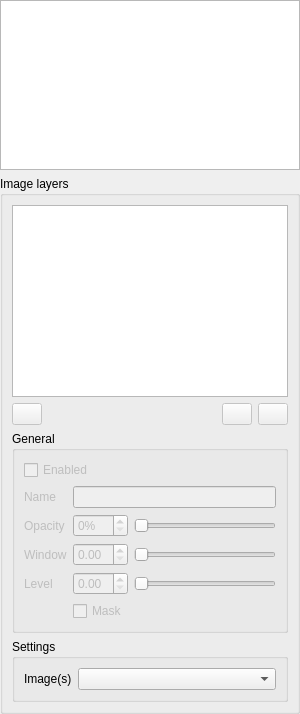
Old version of the form src/LayersWidget.ui in the repository ManiVaultStudio/ImageViewerPlugin.
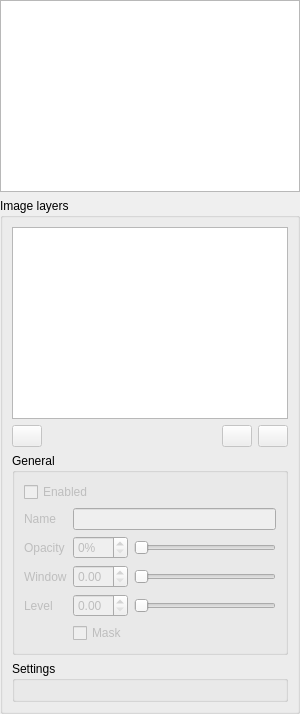
New version of the form. Custom widgets are drawn as their Qt base class.

```diff
--- a/src/LayersWidget.ui
+++ b/src/LayersWidget.ui
@@ -512,31 +512,7 @@
              <widget class="QWidget" name="page">
               <layout class="QGridLayout" name="gridLayout_6">
                <item row="0" column="0">
-                <layout class="QGridLayout" name="imagesGridLayout">
-                 <property name="topMargin">
-                  <number>0</number>
-                 </property>
-                 <property name="horizontalSpacing">
-                  <number>6</number>
-                 </property>
-                 <item row="0" column="0">
-                  <widget class="QLabel" name="imagesLabel">
-                   <property name="text">
-                    <string>Image(s)</string>
-                   </property>
-                  </widget>
-                 </item>
-                 <item row="0" column="1">
-                  <widget class="QComboBox" name="imagesComboBox">
-                   <property name="sizePolicy">
-                    <sizepolicy hsizetype="Preferred" vsizetype="Fixed">
-                     <horstretch>1</horstretch>
-                     <verstretch>0</verstretch>
-                    </sizepolicy>
-                   </property>
-                  </widget>
-                 </item>
-                </layout>
+                <widget class="ImagesLayerWidget" name="widget" native="true"/>
                </item>
               </layout>
              </widget>
@@ -556,6 +532,14 @@
    </item>
   </layout>
  </widget>
+ <customwidgets>
+  <customwidget>
+   <class>ImagesLayerWidget</class>
+   <extends>QWidget</extends>
+   <header>imageslayerwidget.h</header>
+   <container>1</container>
+  </customwidget>
+ </customwidgets>
  <resources/>
  <connections/>
 </ui>
```
